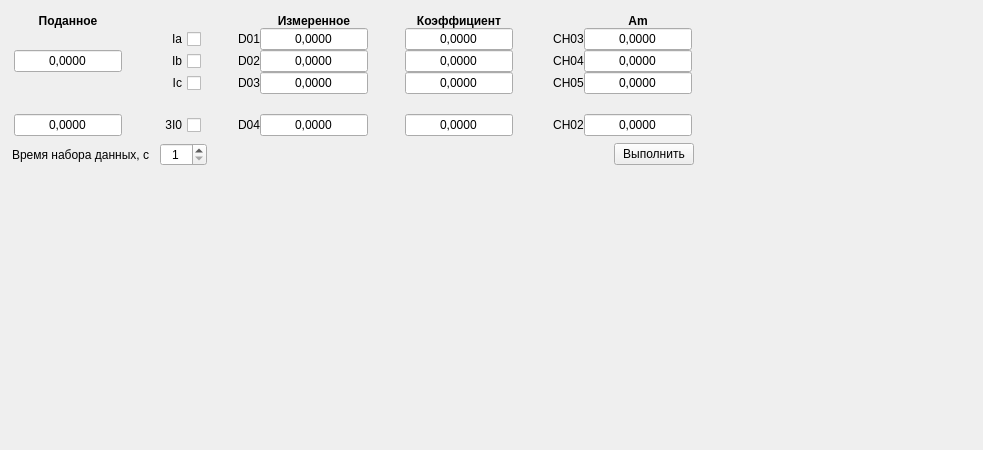
This is classes/calibrationwidget/calibrationwidget.ui in vlarry/configurator as Qt 5 draws it before an edit. The edited form follows.
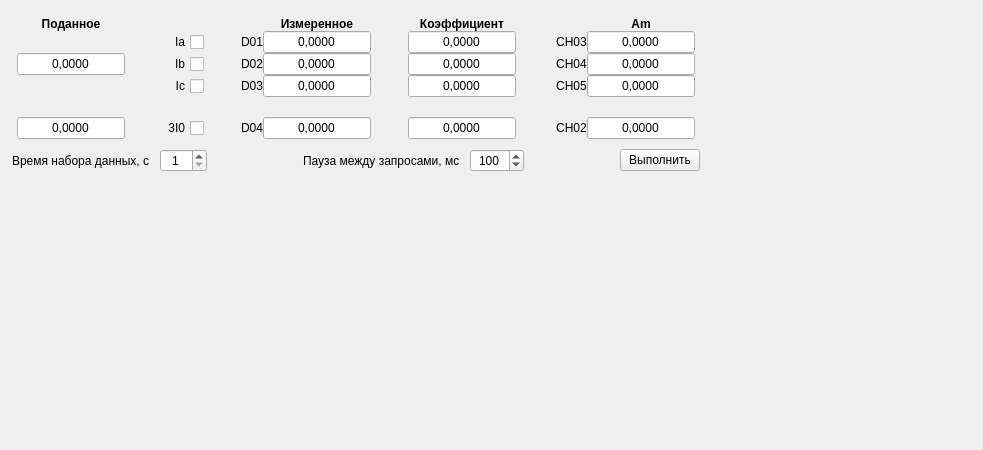
This is the edited form.

What changed in the file:
```diff
--- a/classes/calibrationwidget/calibrationwidget.ui
+++ b/classes/calibrationwidget/calibrationwidget.ui
@@ -51,16 +51,16 @@
        <item>
         <layout class="QGridLayout" name="gridLayout" rowstretch="0,0,0,0,0,0">
          <property name="leftMargin">
-          <number>2</number>
+          <number>5</number>
          </property>
          <property name="topMargin">
-          <number>2</number>
+          <number>5</number>
          </property>
          <property name="rightMargin">
-          <number>2</number>
+          <number>5</number>
          </property>
          <property name="bottomMargin">
-          <number>2</number>
+          <number>5</number>
          </property>
          <item row="5" column="0">
           <widget class="QLineEdit" name="lineEditCurrentUserMiddle">
@@ -725,6 +725,48 @@
            </property>
           </widget>
          </item>
+         <item>
+          <spacer name="horizontalSpacer_2">
+           <property name="orientation">
+            <enum>Qt::Horizontal</enum>
+           </property>
+           <property name="sizeHint" stdset="0">
+            <size>
+             <width>40</width>
+             <height>20</height>
+            </size>
+           </property>
+          </spacer>
+         </item>
+         <item>
+          <widget class="QLabel" name="label_14">
+           <property name="text">
+            <string>Пауза между запросами, мс</string>
+           </property>
+          </widget>
+         </item>
+         <item>
+          <widget class="QSpinBox" name="spinBoxPauseRequest">
+           <property name="sizePolicy">
+            <sizepolicy hsizetype="Fixed" vsizetype="Fixed">
+             <horstretch>0</horstretch>
+             <verstretch>0</verstretch>
+            </sizepolicy>
+           </property>
+           <property name="alignment">
+            <set>Qt::AlignCenter</set>
+           </property>
+           <property name="minimum">
+            <number>2</number>
+           </property>
+           <property name="maximum">
+            <number>1000</number>
+           </property>
+           <property name="value">
+            <number>100</number>
+           </property>
+          </widget>
+         </item>
          <item>
           <spacer name="horizontalSpacer_3">
            <property name="orientation">
```
Left out of the diff: 14 changed lines with no effect on the pictures.
